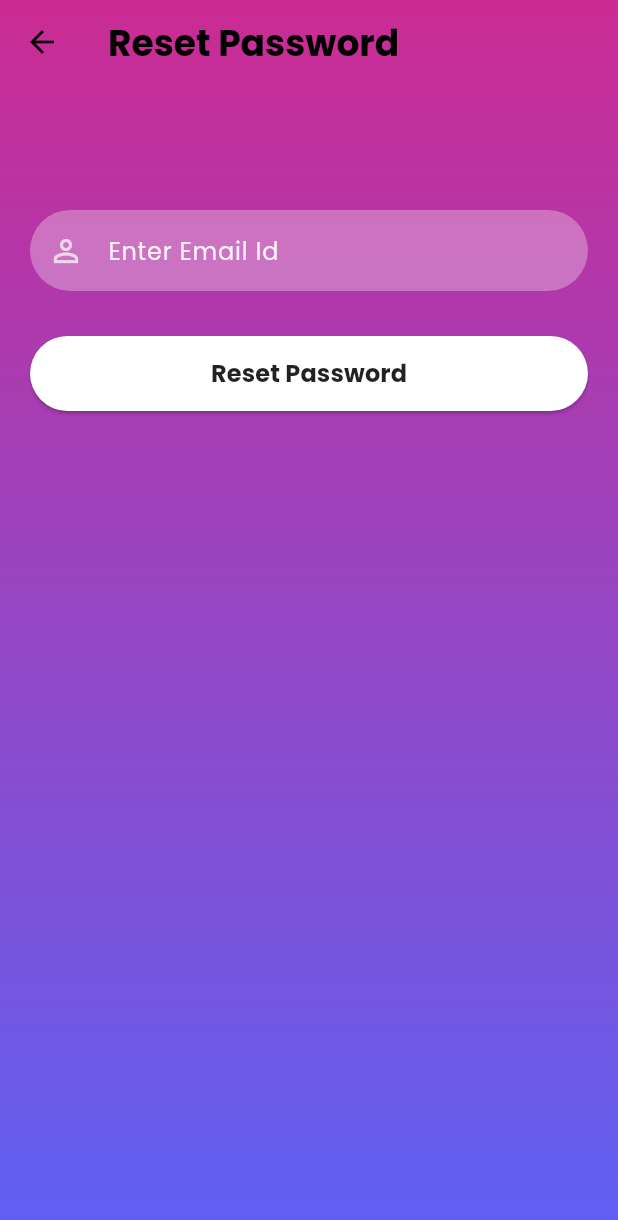
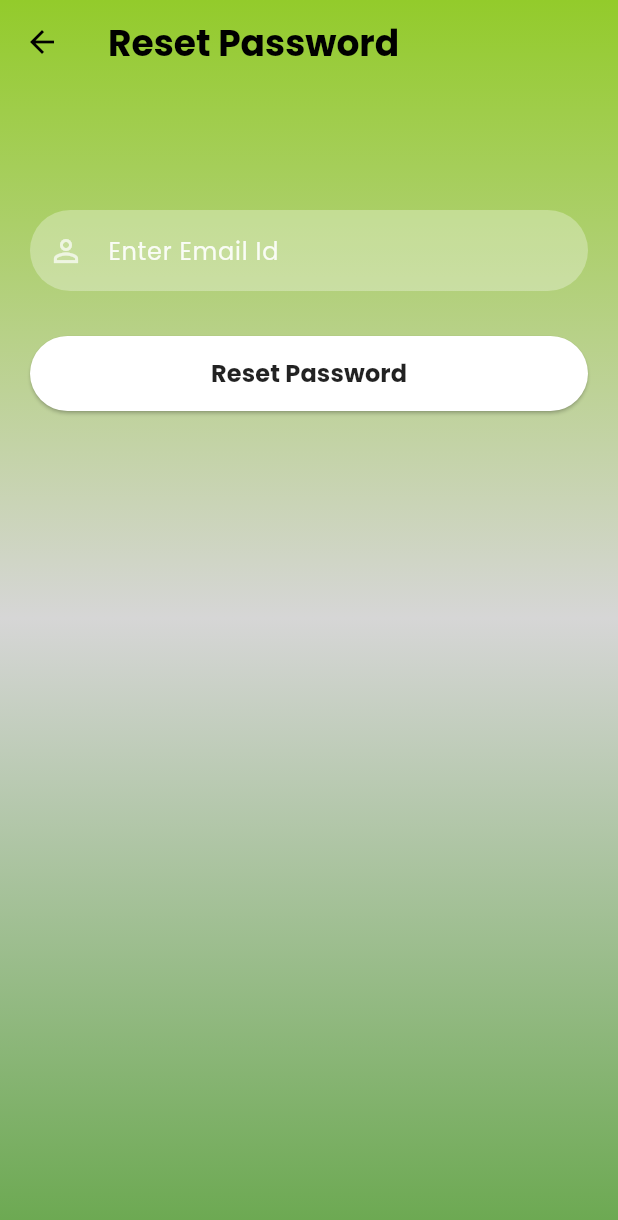
Before and after one commit to phambao2002/DA_APP, a Flutter app: the ProfilePage screen opened directly, after a tap on "Đăng xuất", after a tap on "Forgot Password?", on a phone screen of 412 x 824 dp. Shown: the top 1220 px of the screen. Run offline on Flutter 3.47's test engine with Material 3 defaults, Android fonts, the light colour scheme and no system bars; our stand-ins replace cloud_firestore, firebase_auth, firebase_core, flutter_speed_dial, font_awesome_flutter, hive and 3 more; missing offline and left inert: image_picker_for_web, tflite_v2; accounts and stored records are empty.

Commit message:
<nội dung>

```diff
--- a/app/lib/pages/ResetPassword.dart
+++ b/app/lib/pages/ResetPassword.dart
@@ -29,9 +29,9 @@
           height: MediaQuery.of(context).size.height,
           decoration: BoxDecoration(
               gradient: LinearGradient(colors: [
-            hexStringToColor("CB2B93"),
-            hexStringToColor("9546C4"),
-            hexStringToColor("5E61F4")
+            hexStringToColor("93cb2b"),
+            hexStringToColor("d6d6d6"),
+            hexStringToColor("6aa84f")
           ], begin: Alignment.topCenter, end: Alignment.bottomCenter)),
           child: SingleChildScrollView(
               child: Padding(
--- a/app/lib/pages/SignInPages.dart
+++ b/app/lib/pages/SignInPages.dart
@@ -47,9 +47,9 @@
         height: MediaQuery.of(context).size.height,
         decoration: BoxDecoration(
           gradient: LinearGradient(colors: [
-            hexStringToColor("CB2B93"),
-            hexStringToColor("9546C4"),
-            hexStringToColor("5E61F4")
+            hexStringToColor("93cb2b"),
+            hexStringToColor("d6d6d6"),
+            hexStringToColor("6aa84f")
           ], begin: Alignment.topCenter, end: Alignment.bottomCenter),
         ),
         child: SingleChildScrollView(
--- a/app/lib/pages/SignupPages.dart
+++ b/app/lib/pages/SignupPages.dart
@@ -32,9 +32,9 @@
           height: MediaQuery.of(context).size.height,
           decoration: BoxDecoration(
               gradient: LinearGradient(colors: [
-            hexStringToColor("CB2B93"),
-            hexStringToColor("9546C4"),
-            hexStringToColor("5E61F4")
+            hexStringToColor("93cb2b"),
+            hexStringToColor("d6d6d6"),
+            hexStringToColor("6aa84f")
           ], begin: Alignment.topCenter, end: Alignment.bottomCenter)),
           child: SingleChildScrollView(
               child: Padding(
--- a/app/lib/pages/profilePages.dart
+++ b/app/lib/pages/profilePages.dart
@@ -13,6 +13,11 @@
 class _ProfilePageState extends State<ProfilePage> {
   User? _user;
   File? _imageFile;
+  final _formKey = GlobalKey<FormState>();
+  final _nameController = TextEditingController();
+  final _emailController = TextEditingController();
+  final _phoneController = TextEditingController();
+  bool _isEditing = false;
 
   @override
   void initState() {
@@ -20,6 +25,11 @@
     FirebaseAuth.instance.authStateChanges().listen((User? user) {
       setState(() {
         _user = user;
+        if (_user != null) {
+          _nameController.text = _user!.displayName ?? '';
+          _emailController.text = _user!.email ?? '';
+          _phoneController.text = _user!.phoneNumber ?? '';
+        }
       });
     });
   }
@@ -35,6 +45,26 @@
     }
   }
 
+  Future<void> _updateProfile() async {
+    if (_formKey.currentState!.validate()) {
+      try {
+        if (_user != null) {
+          await _user!.updateDisplayName(_nameController.text);
+          await _user!.updateEmail(_emailController.text);
+          // Update phone number using a backend API if needed
+        }
+        setState(() {
+          _isEditing = false;
+        });
+      } catch (e) {
+        print('Failed to update profile: $e');
+        ScaffoldMessenger.of(context).showSnackBar(
+          SnackBar(content: Text('Failed to update profile: $e')),
+        );
+      }
+    }
+  }
+
   @override
   Widget build(BuildContext context) {
     return Scaffold(
@@ -46,10 +76,28 @@
             Navigator.pop(context);
           },
         ),
+        actions: [
+          IconButton(
+            icon: Icon(_isEditing ? Icons.save : Icons.edit),
+            onPressed: () {
+              if (_isEditing) {
+                _updateProfile();
+              } else {
+                setState(() {
+                  _isEditing = true;
+                });
+              }
+            },
+          ),
+        ],
       ),
       body: Center(
         child: _user != null
-            ? Column(
+            ? Form(
+                key: _formKey,
+                child: SingleChildScrollView(
+                  padding: const EdgeInsets.all(16.0),
+                  child: Column(
                     mainAxisAlignment: MainAxisAlignment.center,
                     children: [
                       CircleAvatar(
@@ -61,67 +109,82 @@
                                 : AssetImage('assets/images/logo1.jpg')
                                     as ImageProvider<Object>?),
                       ),
-                  SizedBox(height: 20),
+                      SizedBox(height: 10),
                       ElevatedButton.icon(
                         onPressed: _uploadImage,
                         icon: Icon(Icons.camera_alt),
                         label: Text('Tải ảnh lên'),
                       ),
-                  SizedBox(
-                      height: 60), // Khoảng cách giữa ảnh và các phần còn lại
-                  Card(
-                    shape: RoundedRectangleBorder(
-                      borderRadius: BorderRadius.circular(10.0),
-                    ),
-                    elevation: 5,
-                    child: Padding(
-                      padding: const EdgeInsets.all(16.0),
-                      child: Row(
+                      SizedBox(height: 40),
+                      Row(
                         children: [
                           Icon(Icons.person, color: Colors.blue),
                           SizedBox(width: 10),
-                          Text(
-                            'Name: ${_user!.displayName ?? 'Unknown'}',
+                          Expanded(
+                            child: TextFormField(
+                              controller: _nameController,
+                              decoration: InputDecoration(
+                                labelText: 'Name',
+                                border: OutlineInputBorder(),
+                              ),
+                              readOnly: !_isEditing,
+                              validator: (value) {
+                                if (value == null || value.isEmpty) {
+                                  return 'Please enter your name';
+                                }
+                                return null;
+                              },
+                            ),
                           ),
                         ],
                       ),
-                    ),
-                  ),
-                  SizedBox(height: 20),
-                  Card(
-                    shape: RoundedRectangleBorder(
-                      borderRadius: BorderRadius.circular(10.0),
-                    ),
-                    elevation: 5,
-                    child: Padding(
-                      padding: const EdgeInsets.all(16.0),
-                      child: Row(
+                      SizedBox(height: 30),
+                      Row(
                         children: [
                           Icon(Icons.email, color: Colors.blue),
                           SizedBox(width: 10),
-                          Text('Email: ${_user!.email ?? 'Unknown'}'),
+                          Expanded(
+                            child: TextFormField(
+                              controller: _emailController,
+                              decoration: InputDecoration(
+                                labelText: 'Email',
+                                border: OutlineInputBorder(),
+                              ),
+                              readOnly: !_isEditing,
+                              validator: (value) {
+                                if (value == null || value.isEmpty) {
+                                  return 'Please enter your email';
+                                }
+                                return null;
+                              },
+                            ),
+                          ),
                         ],
                       ),
-                    ),
-                  ),
-                  SizedBox(height: 20),
-                  Card(
-                    shape: RoundedRectangleBorder(
-                      borderRadius: BorderRadius.circular(10.0),
-                    ),
-                    elevation: 5,
-                    child: Padding(
-                      padding: const EdgeInsets.all(16.0),
-                      child: Row(
+                      SizedBox(height: 30),
+                      Row(
                         children: [
                           Icon(Icons.phone, color: Colors.blue),
                           SizedBox(width: 10),
-                          Text('Phone: ${_user!.phoneNumber ?? 'Unknown'}'),
+                          Expanded(
+                            child: TextFormField(
+                              controller: _phoneController,
+                              decoration: InputDecoration(
+                                labelText: 'Phone',
+                                border: OutlineInputBorder(),
+                              ),
+                              readOnly: !_isEditing,
+                              validator: (value) {
+                                if (value == null || value.isEmpty) {
+                                  return 'Please enter your phone number';
+                                }
+                                return null;
+                              },
+                            ),
+                          ),
                         ],
                       ),
-                    ),
-                  ),
-                  SizedBox(height: 90),
+                      SizedBox(height: 100),
                       ElevatedButton(
                         onPressed: () async {
                           await FirebaseAuth.instance.signOut();
@@ -135,6 +198,8 @@
                         child: Text('Đăng xuất'),
                       ),
                     ],
+                  ),
+                ),
               )
             : CircularProgressIndicator(),
       ),
```
Lines whose indentation alone changed are shown as unchanged.
